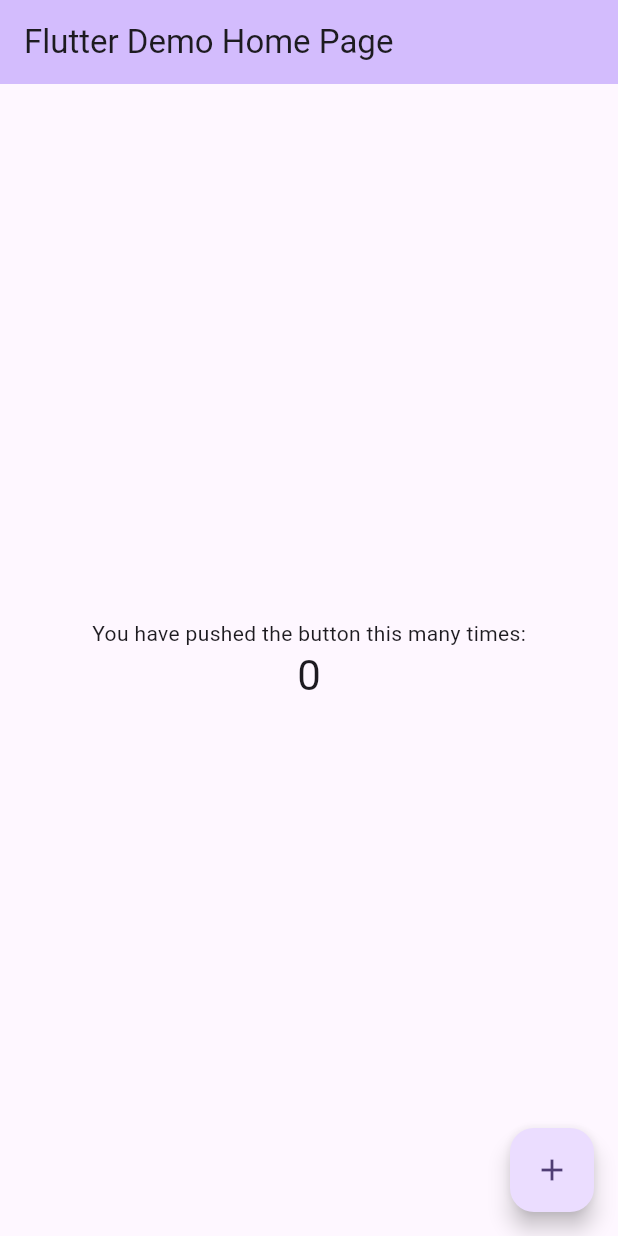
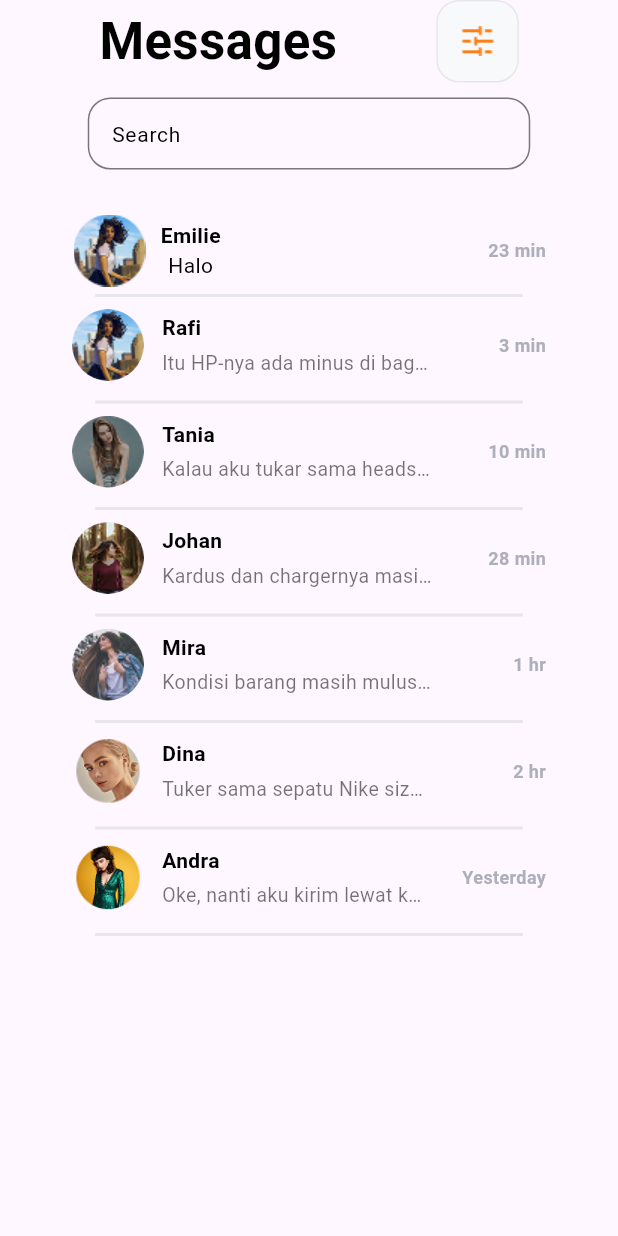
Before and after one commit to Zhav1/trade-match, a Flutter app: the screen it shows after launch, on a phone screen of 412 x 824 dp. Run offline on Flutter 3.47's test engine with Material 3 defaults, Android fonts, the phone set to English and light mode, and no system bars; Roboto replaces fonts that are missing (Sk-Modernist).

Commit message:
Layout Chat List

```diff
--- /dev/null
+++ b/Flutter/lib/chat/chat_list.dart
@@ -0,0 +1,215 @@
+import 'package:flutter/material.dart';
+import 'package:Flutter/chat/widget_Template/chat_list_widget.dart';
+
+class ChatListScreen extends StatefulWidget{
+  @override
+  State<ChatListScreen> createState() => _ChatListScreenState();
+}
+class _ChatListScreenState extends State<ChatListScreen>{
+  @override
+  Widget build(BuildContext context) {
+    return Scaffold(
+      body:
+      Column(
+        children: [
+          SafeArea(
+            child: Row(
+              mainAxisAlignment: MainAxisAlignment.spaceEvenly,
+              children: [
+                Text(
+                    "Messages",
+                  style: TextStyle(
+                    fontFamily: "Sk-Modernist",
+                    fontSize: 34,
+                    fontWeight: FontWeight.w700,
+                    color: Colors.black,
+                  ),
+                ),
+                Container(
+                  width: 55,
+                  height: 55,
+                  decoration: BoxDecoration(
+                    borderRadius: BorderRadius.circular(15),
+                    border: Border.all(width: 1, color: Color(0xffE8E6EA)),
+                    color: Color(0xffF8F9FA),
+                  ),
+                  child: Image.asset('assets/images/filter.png'),
+                ),
+              ],
+            ),
+          ),
+          const SizedBox(height: 10,),
+          const SizedBox(
+            height: 48,
+            width: 295,
+            child:
+              TextField(
+                decoration: InputDecoration(
+                  border: OutlineInputBorder(
+                    borderRadius: BorderRadius.all(Radius.circular(15)),
+                  ),
+                  hintText: "Search",
+                  hintStyle: TextStyle(
+                    fontFamily: "Sk-Modernist",
+                    fontSize: 14,
+                    fontWeight: FontWeight.w400,
+                    color: Colors.black,
+                  ),
+                  )
+                ),
+          ),
+          const SizedBox(height: 30,),
+          Expanded(
+            child: Column(
+              children: [
+                Row(
+                  mainAxisAlignment: MainAxisAlignment.spaceBetween,
+                  crossAxisAlignment: CrossAxisAlignment.center,
+                  children: [
+                    Row(
+                      children: [
+                        SizedBox(width: 49,),
+                        SizedBox(
+                          width: 48,
+                          height: 48,
+                          child: Image.asset('assets/images/pp-1.png'),
+                        ),
+                        SizedBox(width: 10,),
+                        Column(
+                          mainAxisAlignment: MainAxisAlignment.spaceBetween,
+                          children: [
+                            Text(
+                                "Emilie",
+                              style: TextStyle(
+                                fontFamily: "Sk-Modernist",
+                                fontSize: 14,
+                                fontWeight: FontWeight.w700,
+                                color: Colors.black,
+                              ),
+                            ),
+                            Text(
+                              "Halo",
+                              style: TextStyle(
+                                fontFamily: "Sk-Modernist",
+                                fontSize: 14,
+                                fontWeight: FontWeight.w400,
+                                color: Colors.black,
+                              ),
+                            )
+                          ],
+                        ),
+                      ],
+                    ),
+                    Row(
+                      children: [
+                        Text(
+                            "23 min",
+                          style: TextStyle(
+                            fontFamily: "Sk-Modernist",
+                            fontSize: 12,
+                            fontWeight: FontWeight.w700,
+                            color: Color(0xffADAFBB),
+                          ),
+                        ),
+                        const SizedBox(width: 48,),
+                      ],
+                    ),
+                  ],
+                ),
+                const SizedBox(height: 5,),
+                const SizedBox(width: 165,),
+                Container(
+                  height: 2,
+                  width: 285,
+                  color: Color(0xffE8E6EA),
+                ),
+
+            ChatList(
+            image: "pp-1.png",
+            name: "Rafi",
+            message: "Itu HP-nya ada minus di bagian mana ya?",
+            time: "3 min",
+            ),
+                const SizedBox(height: 5,),
+                const SizedBox(width: 165,),
+                Container(
+                  height: 2,
+                  width: 285,
+                  color: Color(0xffE8E6EA),
+                ),
+            ChatList(
+              image: "pp-2.png",
+              name: "Tania",
+              message: "Kalau aku tukar sama headset JBL boleh gak?",
+              time: "10 min",
+            ),
+                const SizedBox(height: 5,),
+                const SizedBox(width: 165,),
+                Container(
+                  height: 2,
+                  width: 285,
+                  color: Color(0xffE8E6EA),
+                ),
+            ChatList(
+              image: "pp-3.png",
+              name: "Johan",
+              message: "Kardus dan chargernya masih lengkap?",
+              time: "28 min",
+            ),
+                const SizedBox(height: 5,),
+                const SizedBox(width: 165,),
+                Container(
+                  height: 2,
+                  width: 285,
+                  color: Color(0xffE8E6EA),
+                ),
+            ChatList(
+              image: "pp-4.png",
+              name: "Mira",
+              message: "Kondisi barang masih mulus ya? pengen liat fotonya 📸",
+              time: "1 hr",
+            ),
+                const SizedBox(height: 5,),
+                const SizedBox(width: 165,),
+                Container(
+                  height: 2,
+                  width: 285,
+                  color: Color(0xffE8E6EA),
+                ),
+            ChatList(
+              image: "pp-5.png",
+              name: "Dina",
+              message: "Tuker sama sepatu Nike size 42 mau gak?",
+              time: "2 hr",
+            ),
+                const SizedBox(height: 5,),
+                const SizedBox(width: 165,),
+                Container(
+                  height: 2,
+                  width: 285,
+                  color: Color(0xffE8E6EA),
+                ),
+            ChatList(
+              image: "pp-6.png",
+              name: "Andra",
+              message: "Oke, nanti aku kirim lewat kurir aja ya 📦",
+              time: "Yesterday",
+            ),
+                const SizedBox(height: 5,),
+                const SizedBox(width: 165,),
+                Container(
+                  height: 2,
+                  width: 285,
+                  color: Color(0xffE8E6EA),
+                ),
+
+
+
+        ],
+            ),
+          )
+        ],
+      ),
+    );
+  }
+}
--- /dev/null
+++ b/Flutter/lib/chat/widget_Template/chat_list_widget.dart
@@ -0,0 +1,74 @@
+import 'package:flutter/material.dart';
+
+Widget ChatList({
+  required String image,
+  required String name,
+  required String message,
+  required String time,
+}) =>
+    Padding(
+      padding: const EdgeInsets.symmetric(vertical: 8),
+      child: Row(
+        mainAxisAlignment: MainAxisAlignment.spaceBetween,
+        crossAxisAlignment: CrossAxisAlignment.center,
+        children: [
+
+          Row(
+            children: [
+              const SizedBox(width: 48),
+              ClipRRect(
+                borderRadius: BorderRadius.circular(24),
+                child: Image.asset(
+                  'assets/images/$image',
+                  width: 48,
+                  height: 48,
+                  fit: BoxFit.cover,
+                ),
+              ),
+              const SizedBox(width: 12),
+              SizedBox(
+                width: 180,
+                child: Column(
+                  crossAxisAlignment: CrossAxisAlignment.start,
+                  children: [
+                    Text(
+                      name,
+                      overflow: TextOverflow.ellipsis,
+                      style: const TextStyle(
+                        fontFamily: "Sk-Modernist",
+                        fontSize: 14,
+                        fontWeight: FontWeight.w700,
+                        color: Colors.black,
+                      ),
+                    ),
+                    const SizedBox(height: 4),
+                    Text(
+                      message,
+                      overflow: TextOverflow.ellipsis,
+                      style: const TextStyle(
+                        fontFamily: "Sk-Modernist",
+                        fontSize: 13,
+                        fontWeight: FontWeight.w400,
+                        color: Colors.black54,
+                      ),
+                    ),
+                  ],
+                ),
+              ),
+            ],
+          ),
+          Padding(
+            padding: const EdgeInsets.only(right: 48),
+            child: Text(
+              time,
+              style: const TextStyle(
+                fontFamily: "Sk-Modernist",
+                fontSize: 12,
+                fontWeight: FontWeight.w700,
+                color: Color(0xffADAFBB),
+              ),
+            ),
+          ),
+        ],
+      ),
+    );
--- a/Flutter/lib/main.dart
+++ b/Flutter/lib/main.dart
@@ -1,3 +1,4 @@
+import 'package:Flutter/chat/chat_list.dart';
 import 'package:flutter/material.dart';
 
 void main() {
@@ -7,116 +8,15 @@ void main() {
 class MyApp extends StatelessWidget {
   const MyApp({super.key});
 
-  // This widget is the root of your application.
   @override
   Widget build(BuildContext context) {
     return MaterialApp(
-      title: 'Flutter Demo',
+      title: '',
+      debugShowCheckedModeBanner: false,
       theme: ThemeData(
-        // This is the theme of your application.
-        //
-        // TRY THIS: Try running your application with "flutter run". You'll see
-        // the application has a purple toolbar. Then, without quitting the app,
-        // try changing the seedColor in the colorScheme below to Colors.green
-        // and then invoke "hot reload" (save your changes or press the "hot
-        // reload" button in a Flutter-supported IDE, or press "r" if you used
-        // the command line to start the app).
-        //
-        // Notice that the counter didn't reset back to zero; the application
-        // state is not lost during the reload. To reset the state, use hot
-        // restart instead.
-        //
-        // This works for code too, not just values: Most code changes can be
-        // tested with just a hot reload.
         colorScheme: ColorScheme.fromSeed(seedColor: Colors.deepPurple),
       ),
-      home: const MyHomePage(title: 'Flutter Demo Home Page'),
+      home: ChatListScreen(),
     );
   }
 }
-
-class MyHomePage extends StatefulWidget {
-  const MyHomePage({super.key, required this.title});
-
-  // This widget is the home page of your application. It is stateful, meaning
-  // that it has a State object (defined below) that contains fields that affect
-  // how it looks.
-
-  // This class is the configuration for the state. It holds the values (in this
-  // case the title) provided by the parent (in this case the App widget) and
-  // used by the build method of the State. Fields in a Widget subclass are
-  // always marked "final".
-
-  final String title;
-
-  @override
-  State<MyHomePage> createState() => _MyHomePageState();
-}
-
-class _MyHomePageState extends State<MyHomePage> {
-  int _counter = 0;
-
-  void _incrementCounter() {
-    setState(() {
-      // This call to setState tells the Flutter framework that something has
-      // changed in this State, which causes it to rerun the build method below
-      // so that the display can reflect the updated values. If we changed
-      // _counter without calling setState(), then the build method would not be
-      // called again, and so nothing would appear to happen.
-      _counter++;
-    });
-  }
-
-  @override
-  Widget build(BuildContext context) {
-    // This method is rerun every time setState is called, for instance as done
-    // by the _incrementCounter method above.
-    //
-    // The Flutter framework has been optimized to make rerunning build methods
-    // fast, so that you can just rebuild anything that needs updating rather
-    // than having to individually change instances of widgets.
-    return Scaffold(
-      appBar: AppBar(
-        // TRY THIS: Try changing the color here to a specific color (to
-        // Colors.amber, perhaps?) and trigger a hot reload to see the AppBar
-        // change color while the other colors stay the same.
-        backgroundColor: Theme.of(context).colorScheme.inversePrimary,
-        // Here we take the value from the MyHomePage object that was created by
-        // the App.build method, and use it to set our appbar title.
-        title: Text(widget.title),
-      ),
-      body: Center(
-        // Center is a layout widget. It takes a single child and positions it
-        // in the middle of the parent.
-        child: Column(
-          // Column is also a layout widget. It takes a list of children and
-          // arranges them vertically. By default, it sizes itself to fit its
-          // children horizontally, and tries to be as tall as its parent.
-          //
-          // Column has various properties to control how it sizes itself and
-          // how it positions its children. Here we use mainAxisAlignment to
-          // center the children vertically; the main axis here is the vertical
-          // axis because Columns are vertical (the cross axis would be
-          // horizontal).
-          //
-          // TRY THIS: Invoke "debug painting" (choose the "Toggle Debug Paint"
-          // action in the IDE, or press "p" in the console), to see the
-          // wireframe for each widget.
-          mainAxisAlignment: MainAxisAlignment.center,
-          children: <Widget>[
-            const Text('You have pushed the button this many times:'),
-            Text(
-              '$_counter',
-              style: Theme.of(context).textTheme.headlineMedium,
-            ),
-          ],
-        ),
-      ),
-      floatingActionButton: FloatingActionButton(
-        onPressed: _incrementCounter,
-        tooltip: 'Increment',
-        child: const Icon(Icons.add),
-      ), // This trailing comma makes auto-formatting nicer for build methods.
-    );
-  }
-}
--- a/Flutter/pubspec.yaml
+++ b/Flutter/pubspec.yaml
@@ -1,4 +1,4 @@
-name: project
+name: Flutter
 description: "A Project for My Mobile Programming Subject."
 # The following line prevents the package from being accidentally published to
 # pub.dev using `flutter pub publish`. This is preferred for private packages.
@@ -58,7 +58,8 @@ flutter:
   uses-material-design: true
 
   # To add assets to your application, add an assets section, like this:
-  # assets:
+  assets:
+    - assets/images/
   #   - images/a_dot_burr.jpeg
   #   - images/a_dot_ham.jpeg
 
```
Also changed, not shown: Flutter/assets/images/filter.png (added), Flutter/assets/images/pp-1.png (added), Flutter/assets/images/pp-2.png (added), Flutter/assets/images/pp-3.png (added), Flutter/assets/images/pp-4.png (added), Flutter/assets/images/pp-5.png (added), Flutter/assets/images/pp-6.png (added), 1 other file.
